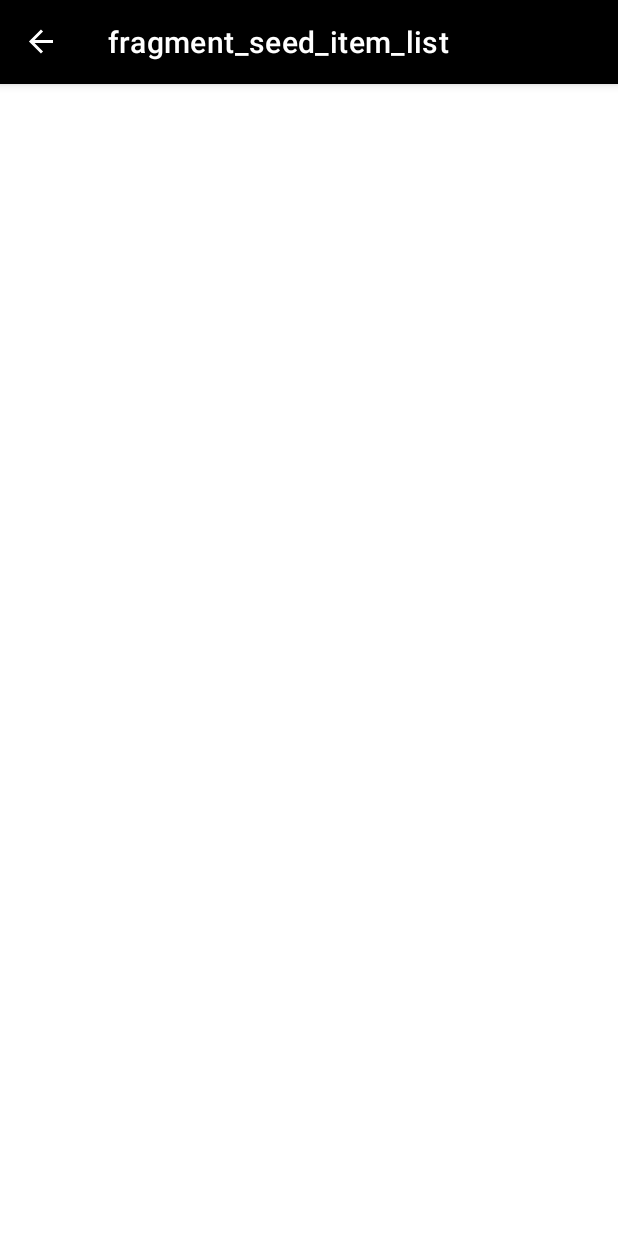
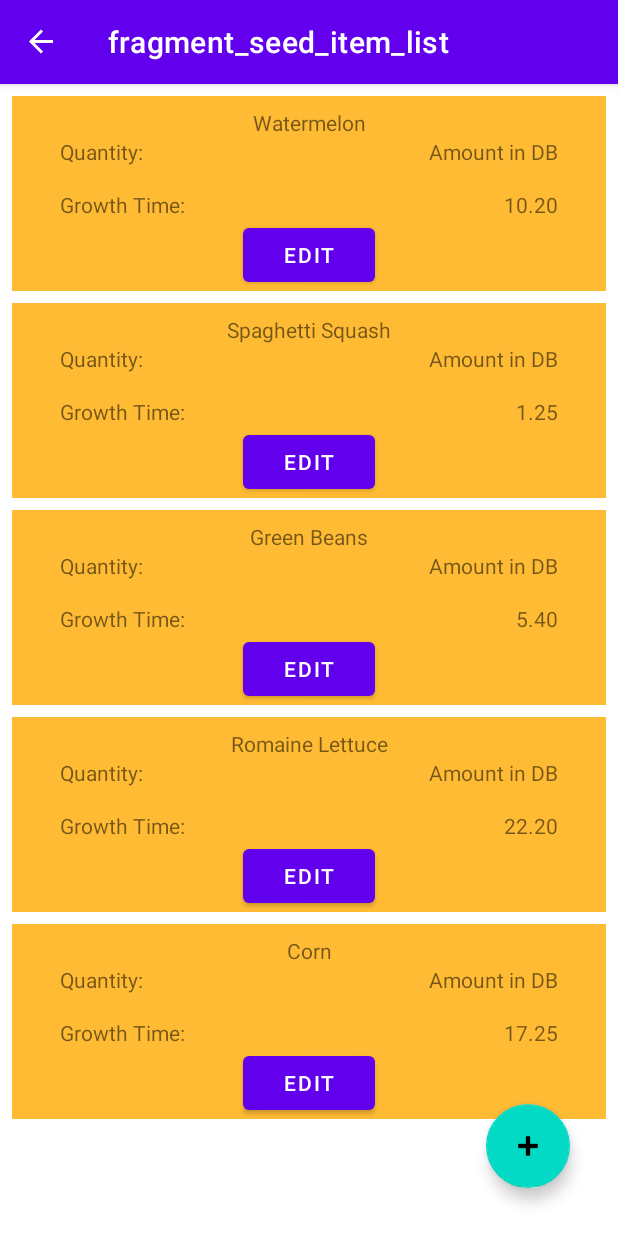
Before and after one commit to F2022-AppDev-II/project-farmerverse, an Android app: the SeedFragment screen opened through its navigation route, on a phone screen of 412 x 824 dp. Run offline under Robolectric (Android 15) with nearby library versions, the phone set to English and light mode, and no system bars; our stand-ins replace Room's generated code, navigation-ui.

Commit message:
List view works

```diff
--- a/farmerverse/app/build.gradle
+++ b/farmerverse/app/build.gradle
@@ -32,6 +32,8 @@ android {
 }
 
 dependencies {
+    implementation 'androidx.appcompat:appcompat:1.5.1'
+    implementation 'com.google.code.gson:gson:2.8.7'
     def nav_version = "2.5.2"
     implementation "androidx.fragment:fragment:1.5.4"
     // Java language implementation Navigation
--- a/farmerverse/app/src/main/java/com/example/farmerverse/MainActivity.java
+++ b/farmerverse/app/src/main/java/com/example/farmerverse/MainActivity.java
@@ -14,12 +14,14 @@ import android.view.MenuItem;
 import android.view.View;
 
 import com.example.farmerverse.databinding.ActivityMainBinding;
+import com.example.farmerverse.viewmodel.FarmerverseViewModel;
 
 public class MainActivity extends AppCompatActivity {
 
     private ActivityMainBinding binding;
     private NavController navController;
     private AppBarConfiguration appBarConfiguration;
+
 
     @Override
     protected void onCreate(Bundle savedInstanceState)
--- a/farmerverse/app/src/main/java/com/example/farmerverse/database/FarmerverseRoomDatabase.java
+++ b/farmerverse/app/src/main/java/com/example/farmerverse/database/FarmerverseRoomDatabase.java
@@ -3,6 +3,7 @@ package com.example.farmerverse.database;
 import android.content.Context;
 
 import androidx.annotation.NonNull;
+import androidx.room.Database;
 import androidx.room.Room;
 import androidx.room.RoomDatabase;
 import androidx.sqlite.db.SupportSQLiteDatabase;
@@ -13,6 +14,7 @@ import com.example.farmerverse.entities.Seed;
 import java.util.concurrent.ExecutorService;
 import java.util.concurrent.Executors;
 
+@Database(entities = {Seed.class}, version = 1, exportSchema = false)
 public abstract class FarmerverseRoomDatabase extends RoomDatabase {
     public abstract SeedDao seedDao();
 
--- a/farmerverse/app/src/main/java/com/example/farmerverse/fragments/HomeFragment.java
+++ b/farmerverse/app/src/main/java/com/example/farmerverse/fragments/HomeFragment.java
@@ -4,6 +4,7 @@ import android.os.Bundle;
 
 import androidx.fragment.app.Fragment;
 import androidx.fragment.app.FragmentManager;
+import androidx.lifecycle.ViewModelProvider;
 import androidx.navigation.NavController;
 import androidx.navigation.Navigation;
 import androidx.navigation.fragment.NavHostFragment;
@@ -14,6 +15,7 @@ import android.view.ViewGroup;
 
 import com.example.farmerverse.R;
 import com.example.farmerverse.databinding.FragmentHomeBinding;
+import com.example.farmerverse.viewmodel.FarmerverseViewModel;
 
 /**
  * A simple {@link Fragment} subclass.
@@ -28,10 +30,7 @@ public class HomeFragment extends Fragment {
     private static final String ARG_PARAM2 = "param2";
     private NavController navController;
     private NavHostFragment navHostFragment;
-
-    // TODO: Rename and change types of parameters
-    private String mParam1;
-    private String mParam2;
+    private FarmerverseViewModel farmerverseViewModel;
 
     public HomeFragment()
     {
@@ -61,10 +60,6 @@ public class HomeFragment extends Fragment {
     public void onCreate(Bundle savedInstanceState)
     {
         super.onCreate(savedInstanceState);
-        if (getArguments() != null) {
-            mParam1 = getArguments().getString(ARG_PARAM1);
-            mParam2 = getArguments().getString(ARG_PARAM2);
-        }
     }
 
     @Override
@@ -77,6 +72,9 @@ public class HomeFragment extends Fragment {
         navHostFragment = (NavHostFragment) supportFragmentManager.findFragmentById(R.id.nav_host_fragment_content_main);
         navController = navHostFragment.getNavController();
 
+
+
+
         view.findViewById(R.id.btnGoToSeeds).setOnClickListener(new View.OnClickListener() {
             @Override
             public void onClick(View v)
--- a/farmerverse/app/src/main/java/com/example/farmerverse/fragments/SeedFragment.java
+++ b/farmerverse/app/src/main/java/com/example/farmerverse/fragments/SeedFragment.java
@@ -1,9 +1,13 @@
 package com.example.farmerverse.fragments;
 
+import static android.app.Activity.RESULT_OK;
+
 import android.content.Context;
+import android.content.Intent;
 import android.os.Bundle;
 
 import androidx.fragment.app.Fragment;
+import androidx.lifecycle.ViewModelProvider;
 import androidx.recyclerview.widget.GridLayoutManager;
 import androidx.recyclerview.widget.LinearLayoutManager;
 import androidx.recyclerview.widget.RecyclerView;
@@ -11,17 +15,22 @@ import androidx.recyclerview.widget.RecyclerView;
 import android.view.LayoutInflater;
 import android.view.View;
 import android.view.ViewGroup;
+import android.widget.Toast;
 
+import com.example.farmerverse.NewSeedActivity;
 import com.example.farmerverse.R;
+import com.example.farmerverse.entities.Seed;
+import com.example.farmerverse.viewmodel.FarmerverseViewModel;
+import com.google.gson.Gson;
 
 /**
  * A fragment representing a list of Items.
  */
 public class SeedFragment extends Fragment {
 
-    // TODO: Customize parameter argument names
     private static final String ARG_COLUMN_COUNT = "column-count";
-    // TODO: Customize parameters
+    private FarmerverseViewModel farmerverseViewModel;
+    public static final int NEW_SEED_ACTIVITY_REQUEST_CODE = 1;
 
     /**
      * Mandatory empty constructor for the fragment manager to instantiate the
@@ -59,6 +68,25 @@ public class SeedFragment extends Fragment {
         final SeedListAdapter adapter = new SeedListAdapter((new SeedListAdapter.SeedDiff()));
         recyclerView.setAdapter(adapter);
         recyclerView.setLayoutManager(new LinearLayoutManager(context));
+
+        farmerverseViewModel = new ViewModelProvider(getActivity()).get(FarmerverseViewModel.class);
+        farmerverseViewModel.getAllSeeds().observe(getActivity(), seeds -> {
+            adapter.submitList(seeds);
+        });
+
+
         return view;
     }
+
+    public void onActivityResult(int requestCode, int resultCode, Intent data) {
+        super.onActivityResult(requestCode, resultCode, data);
+
+        Gson gson = new Gson();
+        if (requestCode == NEW_SEED_ACTIVITY_REQUEST_CODE && resultCode == RESULT_OK) {
+            Seed seed = gson.fromJson(data.getStringExtra(NewSeedActivity.EXTRA_REPLY), Seed.class);
+            farmerverseViewModel.insertSeed(seed);
+        } else {
+            Toast.makeText(getContext(), "Something Went Wrong, Seed wasn't added", Toast.LENGTH_LONG).show();
+        }
+    }
 }
--- a/farmerverse/app/src/main/java/com/example/farmerverse/viewmodel/FarmerverseViewModel.java
+++ b/farmerverse/app/src/main/java/com/example/farmerverse/viewmodel/FarmerverseViewModel.java
@@ -17,14 +17,14 @@ public class FarmerverseViewModel extends AndroidViewModel {
 
     private final LiveData<List<Seed>> allSeeds;
 
-    public FarmerverseViewModel(@NonNull Application application)
+    public FarmerverseViewModel(Application application)
     {
         super(application);
         seedRepository = new SeedRepository(application);
         allSeeds = seedRepository.getAllSeeds();
     }
 
-    LiveData<List<Seed>> getAllSeeds()
+    public LiveData<List<Seed>> getAllSeeds()
     {
         return allSeeds;
     }
--- a/farmerverse/app/src/main/res/layout/activity_main.xml
+++ b/farmerverse/app/src/main/res/layout/activity_main.xml
@@ -14,7 +14,6 @@
             android:id="@+id/toolbar"
             android:layout_width="match_parent"
             android:layout_height="wrap_content"
-            android:background="@color/black"
             android:theme="?attr/actionBarTheme" />
 
     </com.google.android.material.appbar.AppBarLayout>
--- a/farmerverse/app/src/main/res/layout/fragment_seed_item_list.xml
+++ b/farmerverse/app/src/main/res/layout/fragment_seed_item_list.xml
@@ -1,13 +1,36 @@
 <?xml version="1.0" encoding="utf-8"?>
-<androidx.recyclerview.widget.RecyclerView xmlns:android="http://schemas.android.com/apk/res/android"
+
+
+<androidx.constraintlayout.widget.ConstraintLayout xmlns:android="http://schemas.android.com/apk/res/android"
     xmlns:app="http://schemas.android.com/apk/res-auto"
     xmlns:tools="http://schemas.android.com/tools"
-    android:id="@+id/list"
-    android:name="com.example.farmerverse.fragments.SeedFragment"
     android:layout_width="match_parent"
     android:layout_height="match_parent"
-    android:layout_marginLeft="16dp"
-    android:layout_marginRight="16dp"
-    app:layoutManager="LinearLayoutManager"
-    tools:context=".fragments.SeedFragment"
-    tools:listitem="@layout/seed_item" />
+    tools:layout_conversion_absoluteHeight="0dp"
+    tools:layout_conversion_absoluteWidth="0dp"
+    tools:layout_editor_absoluteX="0dp"
+    tools:layout_editor_absoluteY="0dp">
+
+    <androidx.recyclerview.widget.RecyclerView
+        android:id="@+id/list"
+        android:name="com.example.farmerverse.fragments.SeedFragment"
+        android:layout_width="match_parent"
+        android:layout_height="match_parent"
+        app:layoutManager="LinearLayoutManager"
+        app:layout_constraintEnd_toEndOf="parent"
+        tools:context=".fragments.SeedFragment"
+        tools:listitem="@layout/seed_item">
+
+    </androidx.recyclerview.widget.RecyclerView>
+
+    <com.google.android.material.floatingactionbutton.FloatingActionButton
+        android:id="@+id/fabAdd"
+        android:layout_width="wrap_content"
+        android:layout_height="wrap_content"
+        android:layout_marginEnd="32dp"
+        android:layout_marginBottom="32dp"
+        android:clickable="true"
+        android:src="@android:drawable/ic_input_add"
+        app:layout_constraintBottom_toBottomOf="parent"
+        app:layout_constraintEnd_toEndOf="parent" />
+</androidx.constraintlayout.widget.ConstraintLayout>
--- a/farmerverse/app/src/main/res/values/dimens.xml
+++ b/farmerverse/app/src/main/res/values/dimens.xml
@@ -1,4 +1,5 @@
 <?xml version="1.0" encoding="utf-8"?>
 <resources>
     <dimen name="text_margin">16dp</dimen>
+    <dimen name="TitleText">32sp</dimen>
 </resources>
```
Also changed, not shown: farmerverse/app/src/main/AndroidManifest.xml (+7 -2 lines), farmerverse/app/src/main/java/com/example/farmerverse/NewSeedActivity.java (added, +73 -0 lines), farmerverse/app/src/main/res/layout/activity_new_seed.xml (added, +153 -0 lines), farmerverse/app/src/main/res/values/strings.xml (+9 -0 lines).
